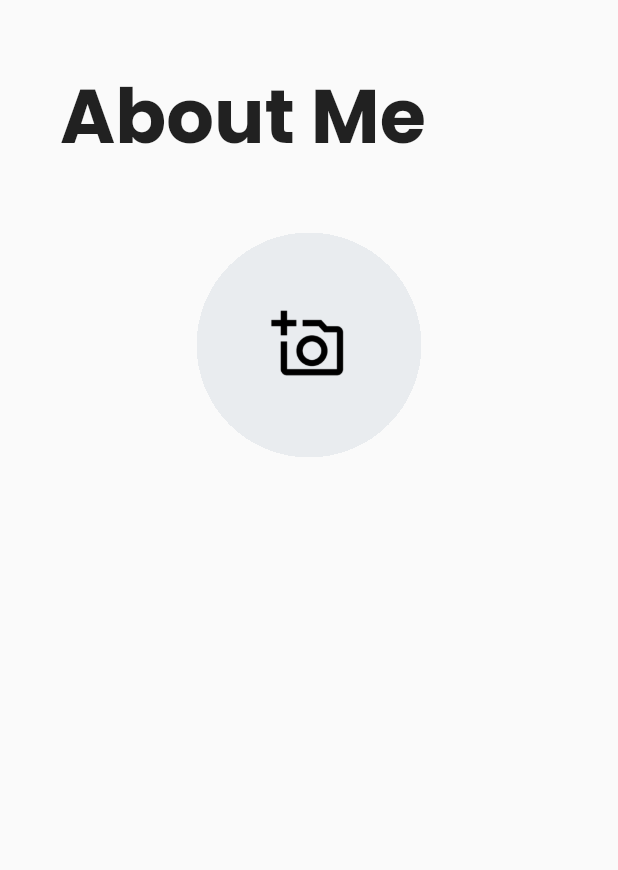
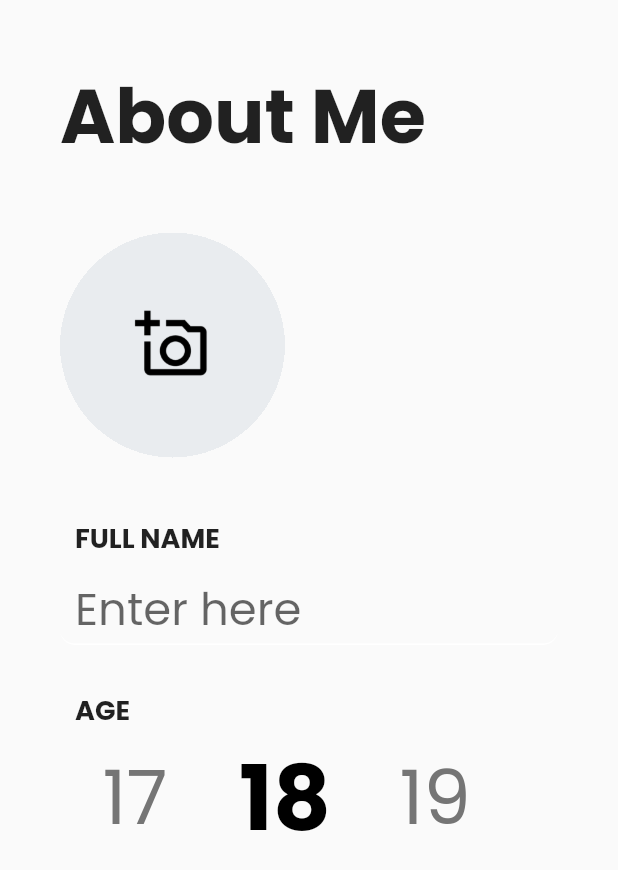
Before and after one commit to AbhiCh616/tutor_finder_flutter, a Flutter app: the screen it shows after launch, on a phone screen of 412 x 824 dp. Shown: the top 870 px of the screen. Run offline on Flutter 3.47's test engine with Material 2 defaults, Android fonts, the phone set to English and light mode, and no system bars; drawn by our look-alikes of numberpicker; our stand-ins replace flutter_secure_storage, image_picker, simple_animations, supercharged.

Commit message:
Name and Age picker

```diff
--- a/lib/components/registration/tutor/basic_info.dart
+++ b/lib/components/registration/tutor/basic_info.dart
@@ -2,6 +2,7 @@ import 'dart:io';
 
 import 'package:flutter/material.dart';
 import 'package:image_picker/image_picker.dart';
+import 'package:numberpicker/numberpicker.dart';
 
 class BasicInfo extends StatefulWidget {
   @override
@@ -11,6 +12,14 @@ class BasicInfo extends StatefulWidget {
 class _BasicInfoState extends State<BasicInfo> {
   File? _image;
   final picker = ImagePicker();
+  final nameController = TextEditingController();
+  int _currentValue = 18;
+
+  @override
+  void dispose() {
+    nameController.dispose();
+    super.dispose();
+  }
 
   Future getImage() async {
     final pickedFile = await picker.getImage(source: ImageSource.gallery);
@@ -31,17 +40,14 @@ class _BasicInfoState extends State<BasicInfo> {
         child: Padding(
           padding: const EdgeInsets.all(40.0),
           child: Column(
-            crossAxisAlignment: CrossAxisAlignment.center,
+            crossAxisAlignment: CrossAxisAlignment.start,
             children: [
               // Heading
-              Align(
-                alignment: Alignment.topLeft,
-                child: Text(
-                  'About Me',
-                  style: TextStyle(
-                    fontSize: 50,
-                    fontWeight: FontWeight.bold,
-                  ),
+              Text(
+                'About Me',
+                style: TextStyle(
+                  fontSize: 50,
+                  fontWeight: FontWeight.bold,
                 ),
               ),
               // Image picker
@@ -65,6 +71,65 @@ class _BasicInfoState extends State<BasicInfo> {
                   ),
                 ),
               ),
+              // Name heading
+              Padding(
+                padding: const EdgeInsets.only(top: 40.0, left: 10, bottom: 10),
+                child: Text(
+                  'FULL NAME',
+                  style: TextStyle(
+                    fontSize: 18,
+                    fontWeight: FontWeight.bold,
+                  ),
+                ),
+              ),
+              // Name field
+              TextFormField(
+                style: TextStyle(fontSize: 30),
+                controller: nameController,
+                decoration: InputDecoration(
+                  filled: true,
+                  fillColor: Colors.transparent,
+                  contentPadding: EdgeInsets.only(left: 10, right: 10),
+                  focusedBorder: UnderlineInputBorder(
+                    borderSide: BorderSide(color: Colors.white),
+                    borderRadius: BorderRadius.circular(10),
+                  ),
+                  enabledBorder: UnderlineInputBorder(
+                    borderSide: BorderSide(color: Colors.white),
+                    borderRadius: BorderRadius.circular(10),
+                  ),
+                  hintText: 'Enter here',
+                ),
+              ),
+              // Age heading
+              Padding(
+                padding: const EdgeInsets.only(top: 30.0, left: 10),
+                child: Text(
+                  'AGE',
+                  style: TextStyle(
+                    fontSize: 18,
+                    fontWeight: FontWeight.bold,
+                  ),
+                ),
+              ),
+              // Age picker
+              NumberPicker(
+                value: _currentValue,
+                minValue: 10,
+                maxValue: 100,
+                onChanged: (value) => setState(() => _currentValue = value),
+                axis: Axis.horizontal,
+                selectedTextStyle: TextStyle(
+                  color: Colors.black,
+                  fontWeight: FontWeight.bold,
+                  fontSize: 60,
+                ),
+                textStyle: TextStyle(
+                  color: Colors.grey[600],
+                  fontSize: 50,
+                ),
+                itemHeight: 90,
+              ),
             ],
           ),
         ),
--- a/pubspec.yaml
+++ b/pubspec.yaml
@@ -33,6 +33,7 @@ dependencies:
   flutter_secure_storage: ^4.2.0
   http: ^0.13.3
   image_picker: ^0.7.5
+  numberpicker: ^2.1.1
 
 dev_dependencies:
   flutter_test:
```
Also changed, not shown: pubspec.lock.
